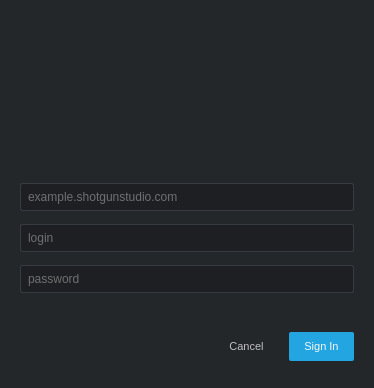
Qt form python/tank_vendor/shotgun_authentication/resources/login_dialog.ui (shotgunsoftware/tk-core) before a commit.
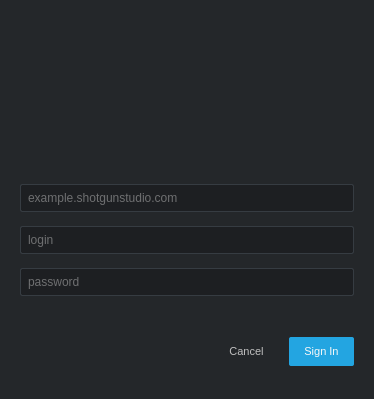
The same form after that commit. Icons and pictures are not drawn. Custom widgets are drawn as their Qt base class.

What changed in the file:
```diff
--- a/python/tank_vendor/shotgun_authentication/resources/login_dialog.ui
+++ b/python/tank_vendor/shotgun_authentication/resources/login_dialog.ui
@@ -10,7 +10,7 @@
     <x>0</x>
     <y>0</y>
     <width>374</width>
-    <height>388</height>
+    <height>399</height>
    </rect>
   </property>
   <property name="styleSheet">
@@ -201,7 +201,7 @@
             <string>Cancel</string>
            </property>
            <property name="autoDefault">
-            <bool>true</bool>
+            <bool>false</bool>
            </property>
            <property name="flat">
             <bool>true</bool>
@@ -218,7 +218,7 @@
             <string>Sign In</string>
            </property>
            <property name="autoDefault">
-            <bool>false</bool>
+            <bool>true</bool>
            </property>
            <property name="default">
             <bool>true</bool>
```
Left out of the diff: 9 changed lines with no effect on the pictures.
